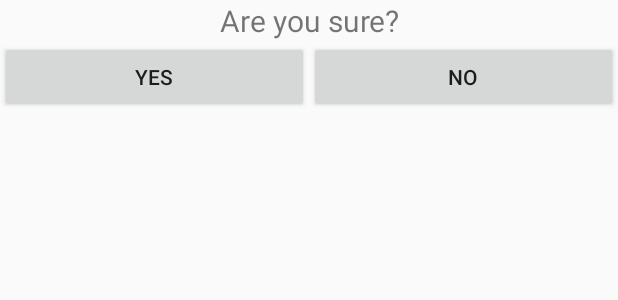
After one commit to Kazel321/lab07_Lukyanov, an Android app: the layout delete_dialog.xml on its own in the app's theme, with its tools: preview values and no code run, on a phone screen of 412 x 824 dp. The commit adds this screen. Shown: the top 300 px of the screen. Run offline under Robolectric (Android 15) with nearby library versions, the phone set to English and light mode, and no system bars.

Commit message:
added project

```diff
--- /dev/null
+++ b/app/src/main/res/layout/delete_dialog.xml
@@ -0,0 +1,34 @@
+<?xml version="1.0" encoding="utf-8"?>
+<LinearLayout xmlns:android="http://schemas.android.com/apk/res/android"
+    android:layout_width="match_parent"
+    android:layout_height="match_parent"
+    android:orientation="vertical">
+
+    <TextView
+        android:id="@+id/txt_delete"
+        android:layout_width="match_parent"
+        android:layout_height="wrap_content"
+        android:text="@string/label_delete"
+        android:textAlignment="center"
+        android:textSize="20sp" />
+
+    <LinearLayout
+        android:layout_width="match_parent"
+        android:layout_height="match_parent"
+        android:orientation="horizontal">
+
+        <Button
+            android:id="@+id/btn_yes"
+            android:layout_width="wrap_content"
+            android:layout_height="wrap_content"
+            android:layout_weight="1"
+            android:text="@string/btn_yes" />
+
+        <Button
+            android:id="@+id/btn_no"
+            android:layout_width="wrap_content"
+            android:layout_height="wrap_content"
+            android:layout_weight="1"
+            android:text="@string/btn_no" />
+    </LinearLayout>
+</LinearLayout>
--- a/app/src/main/res/values/strings.xml
+++ b/app/src/main/res/values/strings.xml
@@ -6,4 +6,7 @@
     <string name="btn_replace">UPDATE</string>
     <string name="btn_select">SELECT</string>
     <string name="btn_delete">DELETE</string>
+    <string name="label_delete">Are you sure?</string>
+    <string name="btn_yes">YES</string>
+    <string name="btn_no">NO</string>
 </resources>
```
Also changed, not shown: app/src/main/java/com/example/lab07_keylukyanov/Database.java (+28 -3 lines), app/src/main/java/com/example/lab07_keylukyanov/MainActivity.java (+47 -6 lines).
